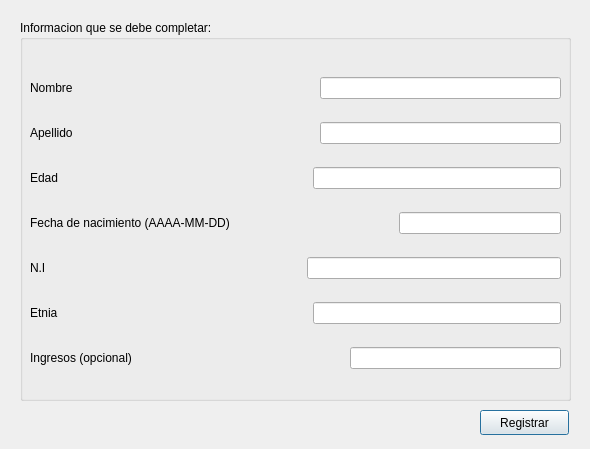
Qt form proyecto-cambiado/Proyecto3/registro_paci.ui (EdwardSZS/ALSEDFS2020) before a commit.
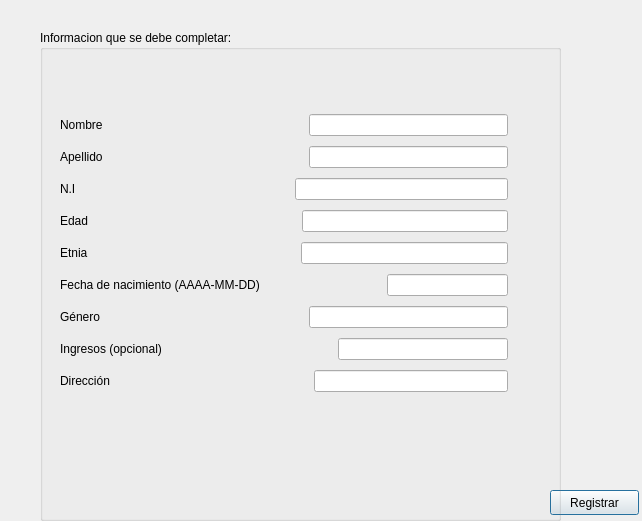
The same form after that commit.

Diff of the .ui file:
```diff
--- a/proyecto-cambiado/Proyecto3/registro_paci.ui
+++ b/proyecto-cambiado/Proyecto3/registro_paci.ui
@@ -6,8 +6,8 @@
    <rect>
     <x>0</x>
     <y>0</y>
-    <width>590</width>
-    <height>449</height>
+    <width>642</width>
+    <height>521</height>
    </rect>
   </property>
   <property name="windowTitle">
@@ -16,8 +16,8 @@
   <widget class="QPushButton" name="Registra_paci">
    <property name="geometry">
     <rect>
-     <x>480</x>
-     <y>410</y>
+     <x>550</x>
+     <y>490</y>
      <width>89</width>
      <height>25</height>
     </rect>
@@ -29,26 +29,26 @@
   <widget class="QGroupBox" name="groupBox">
    <property name="geometry">
     <rect>
-     <x>20</x>
-     <y>20</y>
-     <width>551</width>
-     <height>381</height>
+     <x>40</x>
+     <y>30</y>
+     <width>521</width>
+     <height>491</height>
     </rect>
    </property>
    <property name="title">
     <string>Informacion que se debe completar:</string>
    </property>
-   <widget class="QWidget" name="layoutWidget">
+   <widget class="QWidget" name="">
     <property name="geometry">
      <rect>
-      <x>10</x>
-      <y>40</y>
-      <width>531</width>
-      <height>331</height>
+      <x>20</x>
+      <y>80</y>
+      <width>448</width>
+      <height>293</height>
      </rect>
     </property>
-    <layout class="QGridLayout" name="gridLayout_2">
-     <item row="0" column="0">
+    <layout class="QVBoxLayout" name="verticalLayout">
+     <item>
       <layout class="QHBoxLayout" name="horizontalLayout">
        <item>
         <widget class="QLabel" name="label_7">
@@ -79,7 +79,7 @@
        </item>
       </layout>
      </item>
-     <item row="1" column="0">
+     <item>
       <layout class="QHBoxLayout" name="horizontalLayout_2">
        <item>
         <widget class="QLabel" name="label_2">
@@ -110,69 +110,7 @@
        </item>
       </layout>
      </item>
-     <item row="2" column="0">
-      <layout class="QHBoxLayout" name="horizontalLayout_3">
-       <item>
-        <widget class="QLabel" name="label_8">
-         <property name="text">
-          <string>Edad</string>
-         </property>
-        </widget>
-       </item>
-       <item>
-        <spacer name="horizontalSpacer_3">
-         <property name="orientation">
-          <enum>Qt::Horizontal</enum>
-         </property>
-         <property name="sizeHint" stdset="0">
-          <size>
-           <width>40</width>
-           <height>20</height>
-          </size>
-         </property>
-        </spacer>
-       </item>
-       <item>
-        <widget class="QLineEdit" name="lineEdit_edad">
-         <property name="readOnly">
-          <bool>false</bool>
-         </property>
-        </widget>
-       </item>
-      </layout>
-     </item>
-     <item row="3" column="0">
-      <layout class="QHBoxLayout" name="horizontalLayout_4">
-       <item>
-        <widget class="QLabel" name="label_3">
-         <property name="text">
-          <string>Fecha de nacimiento (AAAA-MM-DD)</string>
-         </property>
-        </widget>
-       </item>
-       <item>
-        <spacer name="horizontalSpacer_7">
-         <property name="orientation">
-          <enum>Qt::Horizontal</enum>
-         </property>
-         <property name="sizeHint" stdset="0">
-          <size>
-           <width>40</width>
-           <height>20</height>
-          </size>
-         </property>
-        </spacer>
-       </item>
-       <item>
-        <widget class="QLineEdit" name="lineEdit_fn">
-         <property name="readOnly">
-          <bool>false</bool>
-         </property>
-        </widget>
-       </item>
-      </layout>
-     </item>
-     <item row="4" column="0">
+     <item>
       <layout class="QHBoxLayout" name="horizontalLayout_5">
        <item>
         <widget class="QLabel" name="label_4">
@@ -203,7 +141,38 @@
        </item>
       </layout>
      </item>
-     <item row="5" column="0">
+     <item>
+      <layout class="QHBoxLayout" name="horizontalLayout_3">
+       <item>
+        <widget class="QLabel" name="label_8">
+         <property name="text">
+          <string>Edad</string>
+         </property>
+        </widget>
+       </item>
+       <item>
+        <spacer name="horizontalSpacer_3">
+         <property name="orientation">
+          <enum>Qt::Horizontal</enum>
+         </property>
+         <property name="sizeHint" stdset="0">
+          <size>
+           <width>40</width>
+           <height>20</height>
+          </size>
+         </property>
+        </spacer>
+       </item>
+       <item>
+        <widget class="QLineEdit" name="lineEdit_edad">
+         <property name="readOnly">
+          <bool>false</bool>
+         </property>
+        </widget>
+       </item>
+      </layout>
+     </item>
+     <item>
       <layout class="QHBoxLayout" name="horizontalLayout_6">
        <item>
         <widget class="QLabel" name="label_5">
@@ -234,7 +203,69 @@
        </item>
       </layout>
      </item>
-     <item row="6" column="0">
+     <item>
+      <layout class="QHBoxLayout" name="horizontalLayout_4">
+       <item>
+        <widget class="QLabel" name="label_3">
+         <property name="text">
+          <string>Fecha de nacimiento (AAAA-MM-DD)</string>
+         </property>
+        </widget>
+       </item>
+       <item>
+        <spacer name="horizontalSpacer_7">
+         <property name="orientation">
+          <enum>Qt::Horizontal</enum>
+         </property>
+         <property name="sizeHint" stdset="0">
+          <size>
+           <width>40</width>
+           <height>20</height>
+          </size>
+         </property>
+        </spacer>
+       </item>
+       <item>
+        <widget class="QLineEdit" name="lineEdit_fn">
+         <property name="readOnly">
+          <bool>false</bool>
+         </property>
+        </widget>
+       </item>
+      </layout>
+     </item>
+     <item>
+      <layout class="QHBoxLayout" name="horizontalLayout_8">
+       <item>
+        <widget class="QLabel" name="label_9">
+         <property name="text">
+          <string>Género </string>
+         </property>
+        </widget>
+       </item>
+       <item>
+        <spacer name="horizontalSpacer_8">
+         <property name="orientation">
+          <enum>Qt::Horizontal</enum>
+         </property>
+         <property name="sizeHint" stdset="0">
+          <size>
+           <width>40</width>
+           <height>20</height>
+          </size>
+         </property>
+        </spacer>
+       </item>
+       <item>
+        <widget class="QLineEdit" name="lineEdit_Gen">
+         <property name="readOnly">
+          <bool>false</bool>
+         </property>
+        </widget>
+       </item>
+      </layout>
+     </item>
+     <item>
       <layout class="QHBoxLayout" name="horizontalLayout_7">
        <item>
         <widget class="QLabel" name="label_6">
@@ -265,6 +296,37 @@
        </item>
       </layout>
      </item>
+     <item>
+      <layout class="QHBoxLayout" name="horizontalLayout_9">
+       <item>
+        <widget class="QLabel" name="label_10">
+         <property name="text">
+          <string>Dirección</string>
+         </property>
+        </widget>
+       </item>
+       <item>
+        <spacer name="horizontalSpacer_9">
+         <property name="orientation">
+          <enum>Qt::Horizontal</enum>
+         </property>
+         <property name="sizeHint" stdset="0">
+          <size>
+           <width>198</width>
+           <height>20</height>
+          </size>
+         </property>
+        </spacer>
+       </item>
+       <item>
+        <widget class="QLineEdit" name="lineEdit_Dir">
+         <property name="readOnly">
+          <bool>false</bool>
+         </property>
+        </widget>
+       </item>
+      </layout>
+     </item>
     </layout>
    </widget>
   </widget>
```
